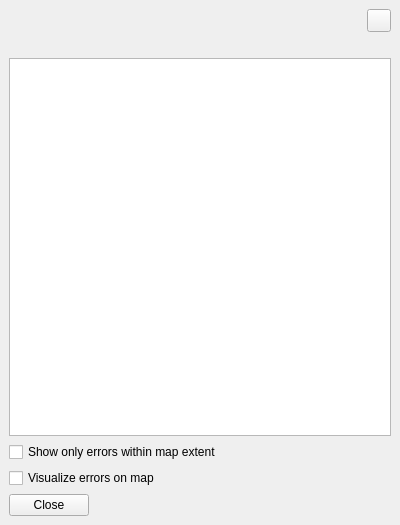
Qt form src/quality_result_gui/ui/quality_errors_dock.ui (nlsfi/quality-result-gui) before a commit.
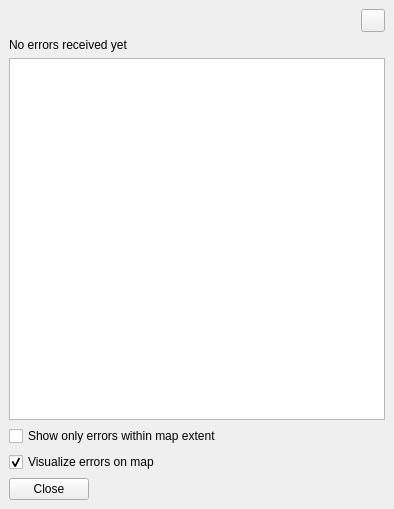
The same form after that commit. Custom widgets are drawn as their Qt base class.

What changed in the file:
```diff
--- a/src/quality_result_gui/ui/quality_errors_dock.ui
+++ b/src/quality_result_gui/ui/quality_errors_dock.ui
@@ -6,17 +6,15 @@
    <rect>
     <x>0</x>
     <y>0</y>
-    <width>400</width>
-    <height>525</height>
+    <width>394</width>
+    <height>509</height>
    </rect>
   </property>
   <property name="windowTitle">
    <string>Quality errors</string>
   </property>
   <widget class="QWidget" name="quality_errors_dock_contents">
-   <layout class="QVBoxLayout" name="verticalLayout_2">
-    <item>
-     <layout class="QVBoxLayout" name="dock_layout">
+   <layout class="QVBoxLayout" name="verticalLayout">
       <item>
        <layout class="QHBoxLayout" name="tree_filters_layout">
         <item>
@@ -50,7 +48,7 @@
       <item>
        <widget class="QLabel" name="info_label">
         <property name="text">
-         <string/>
+       <string>No errors received yet</string>
         </property>
        </widget>
       </item>
@@ -68,6 +66,9 @@
           <property name="text">
            <string>Show only errors within map extent</string>
           </property>
+        <property name="checked">
+         <bool>false</bool>
+        </property>
          </widget>
         </item>
         <item>
@@ -75,6 +76,9 @@
           <property name="text">
            <string>Visualize errors on map</string>
           </property>
+        <property name="checked">
+         <bool>true</bool>
+        </property>
          </widget>
         </item>
        </layout>
@@ -107,10 +111,15 @@
        </layout>
       </item>
      </layout>
-    </item>
-   </layout>
   </widget>
  </widget>
+ <customwidgets>
+  <customwidget>
+   <class>QualityErrorTreeView</class>
+   <extends>QTreeView</extends>
+   <header>quality_result_gui.ui.quality_error_tree_view</header>
+  </customwidget>
+ </customwidgets>
  <resources/>
  <connections/>
 </ui>
```
Left out of the diff: 21 changed lines with no effect on the pictures. Lines whose indentation alone changed are shown as unchanged.
